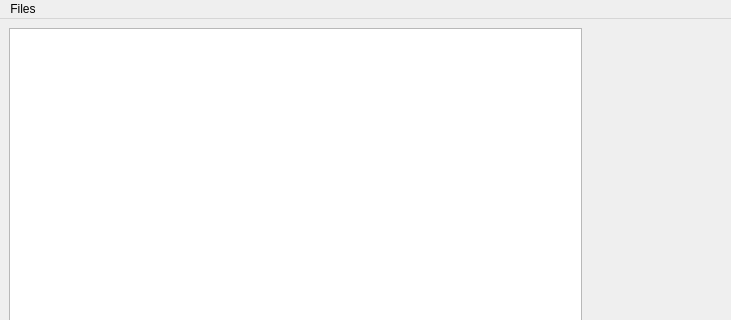
This is Python/UI/main_window.ui in hu4nghe/CableToCavityAllocation as Qt 5 draws it before an edit; both pictures show x 0 to 731 and y 0 to 320 of the 1170 by 735 pixel window. The edited form follows.
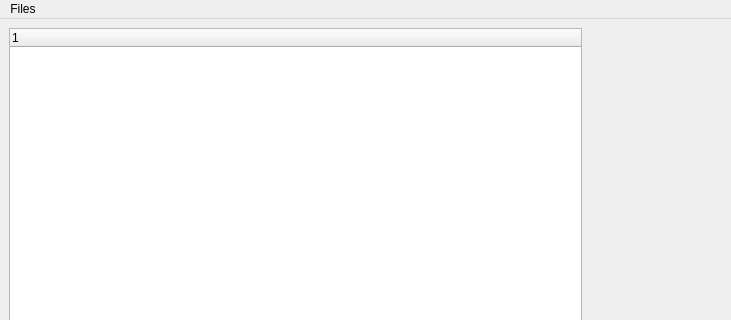
This is the edited form.

Patch:
```diff
--- a/Python/UI/main_window.ui
+++ b/Python/UI/main_window.ui
@@ -24,7 +24,16 @@
     <item>
      <layout class="QHBoxLayout" name="horizontalLayout">
       <item>
-       <widget class="QListWidget" name="potentialSolutionListWidget"/>
+       <widget class="QTreeWidget" name="potentialSolutionTreeWidget">
+        <property name="contextMenuPolicy">
+         <enum>Qt::CustomContextMenu</enum>
+        </property>
+        <column>
+         <property name="text">
+          <string notr="true">1</string>
+         </property>
+        </column>
+       </widget>
       </item>
       <item>
        <widget class="QLabel" name="imageLabel">
```
